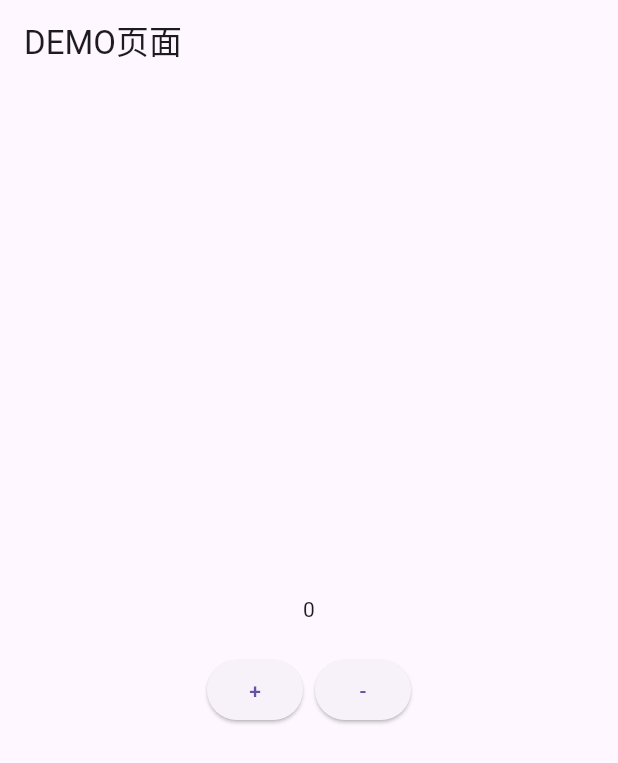
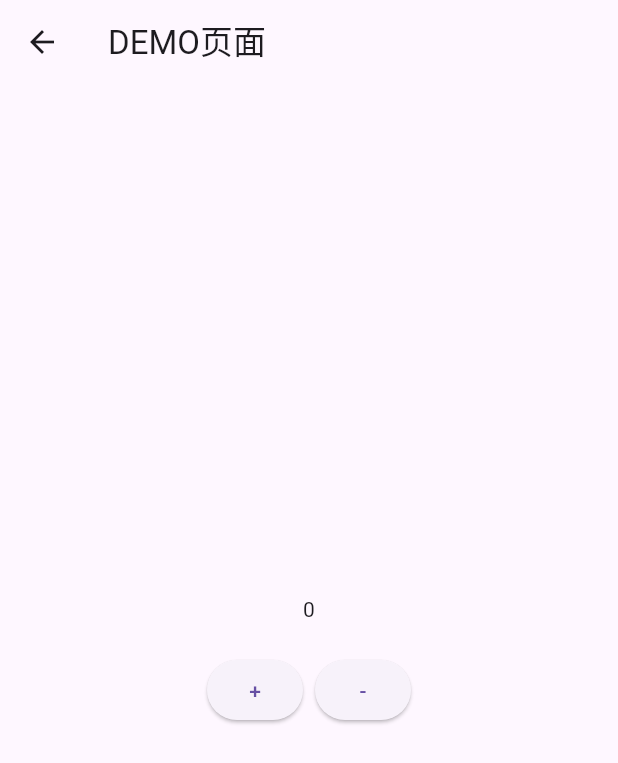
Before and after one commit to oonne/flutter-demo, a Flutter app: the screen it shows after launch, after a tap on "跳转首页", after a tap on "跳转DEMO", on a phone screen of 412 x 824 dp. Shown: the top 763 px of the screen. Run offline on Flutter 3.47's test engine with Material 3 defaults, Android fonts, the phone set to English and light mode, and no system bars; our stand-ins replace flutter_dotenv, go_router, shared_preferences.

Commit message:
feat: 路由跳转

```diff
--- a/lib/pages/home/home_view.dart
+++ b/lib/pages/home/home_view.dart
@@ -44,7 +44,7 @@ class HomeView extends StatelessWidget {
                   const SizedBox(height: 20),
                   ElevatedButton(
                     onPressed: () {
-                      context.go('/demo');
+                      context.pushNamed('demo');
                     },
                     child: const Text('跳转DEMO'),
                   ),
--- a/lib/pages/splash/splash_view.dart
+++ b/lib/pages/splash/splash_view.dart
@@ -28,7 +28,7 @@ class SplashView extends StatelessWidget {
                   const SizedBox(height: 20),
                   ElevatedButton(
                     onPressed: () {
-                      context.go('/home');
+                      context.goNamed('home');
                     },
                     child: const Text('跳转首页'),
                   ),
```
